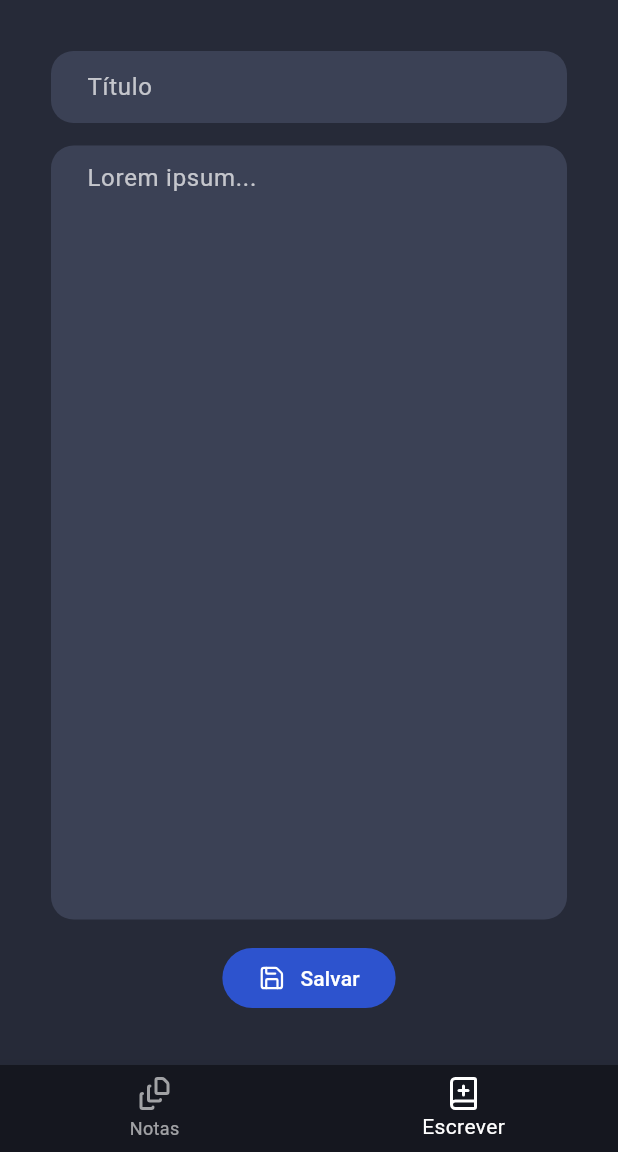
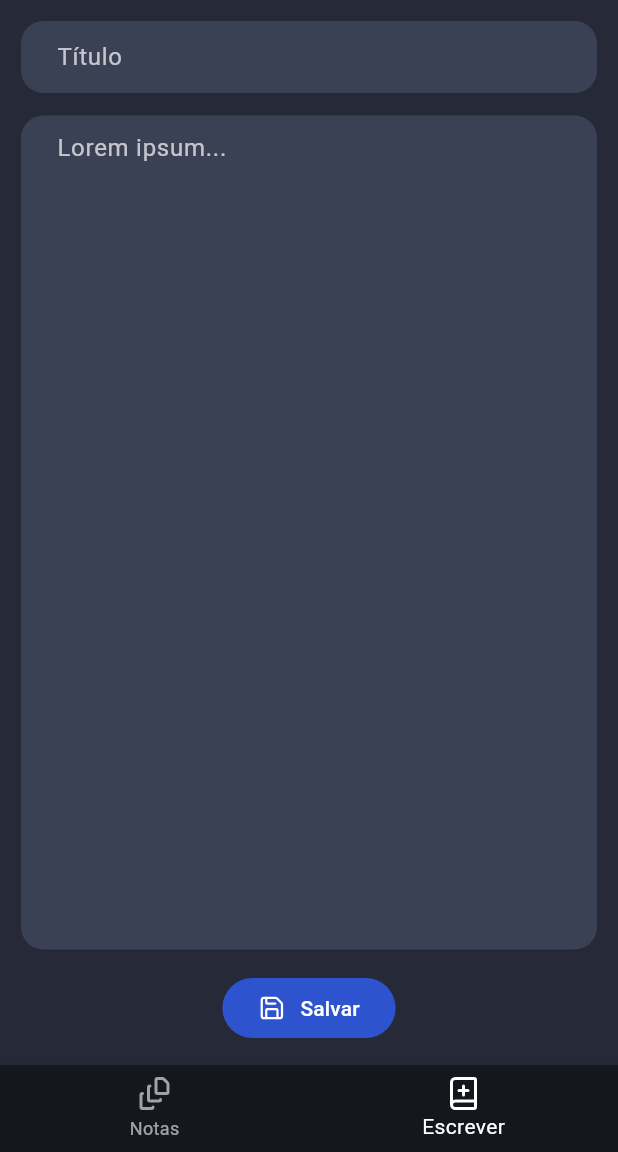
Before and after one commit to Scemist/HadesMobile, a Flutter app: the screen it shows after launch, item 2 of the bottom bar chosen, after a tap on "Salvar", on a phone screen of 412 x 824 dp, the part 84-1236 px from its top. Run offline on Flutter 3.47's test engine with Material 3 defaults, Android fonts, the phone set to English and light mode, and no system bars; our stand-ins replace lucide_icons.

Commit message:
Create and Edit Note Padding Fixed

```diff
--- a/lib/views/components/main_bottom_navigation_bar.dart
+++ b/lib/views/components/main_bottom_navigation_bar.dart
@@ -1,5 +1,4 @@
 import 'package:flutter/material.dart';
-import 'package:lucide_icons/lucide_icons.dart';
 
 class MainBottomNavigationBar extends StatelessWidget {
   const MainBottomNavigationBar({super.key});
--- a/lib/views/pages/note_page.dart
+++ b/lib/views/pages/note_page.dart
@@ -1,6 +1,6 @@
 import 'package:hades/blocs/note_event.dart';
+import 'package:flutter/material.dart';
 import 'package:hades/models/note.dart';
-import 'package:flutter/material.dart';
 import 'package:lucide_icons/lucide_icons.dart';
 
 class NotePage extends StatefulWidget {
@@ -39,9 +39,7 @@
 
   @override
   Widget build(BuildContext context) {
-    Widget body = Padding(
-      padding: const EdgeInsets.all(20),
-      child: Form(
+    Widget body = Form(
       child: Column(
         mainAxisAlignment: MainAxisAlignment.spaceBetween,
         children: [
@@ -92,10 +90,20 @@
             children: [
               TextButton(
                 onPressed: () {
+                  if (widget.note != null) {
                     widget.note.title = _titleController.text;
                     widget.note.body = _bodyController.text;
-
                     widget.bloc.inputNote.add(UpdateNote(note: widget.note));
+                  } else {
+                    widget.bloc.inputNote.add(
+                      StoreNote(
+                        note: Note(
+                          title: _titleController.text,
+                          body: _bodyController.text,
+                        ),
+                      ),
+                    );
+                  }
                 },
                 style: const ButtonStyle(
                   backgroundColor: MaterialStatePropertyAll(
@@ -117,7 +125,6 @@
           ),
         ],
       ),
-      ),
     );
 
     if (widget.note != null) {
@@ -131,7 +138,10 @@
           foregroundColor: const Color.fromARGB(255, 236, 232, 232),
         ),
         backgroundColor: const Color.fromARGB(255, 38, 42, 56),
-        body: body,
+        body: Padding(
+          padding: const EdgeInsets.all(15),
+          child: body,
+        ),
       );
     } else {
       return body;
--- a/lib/views/pages/notes_page.dart
+++ b/lib/views/pages/notes_page.dart
@@ -1,10 +1,8 @@
 import 'package:hades/blocs/note_bloc.dart';
 import 'package:hades/blocs/note_event.dart';
 import 'package:hades/blocs/note_state.dart';
-import 'package:hades/models/note.dart';
 import 'package:hades/views/components/note_tile.dart';
 import 'package:flutter/material.dart';
-import 'package:lucide_icons/lucide_icons.dart';
 
 class NotesPage extends StatefulWidget {
   const NotesPage({super.key});
@@ -27,12 +25,12 @@
   Widget build(BuildContext context) {
     return Column(
       children: [
-        ElevatedButton(
-          onPressed: () async {
-            _noteBloc.inputNote.add(StoreNote(note: Note(title: 'Olá Mundo')));
-          },
-          child: const Icon(LucideIcons.plus),
-        ),
+        // ElevatedButton(
+        //   onPressed: () async {
+        //     _noteBloc.inputNote.add(StoreNote(note: Note(title: 'Olá Mundo')));
+        //   },
+        //   child: const Icon(LucideIcons.plus),
+        // ),
         Expanded(
           child: StreamBuilder<NoteState>(
             stream: _noteBloc.outputNote,
```
Lines whose indentation alone changed are shown as unchanged.
